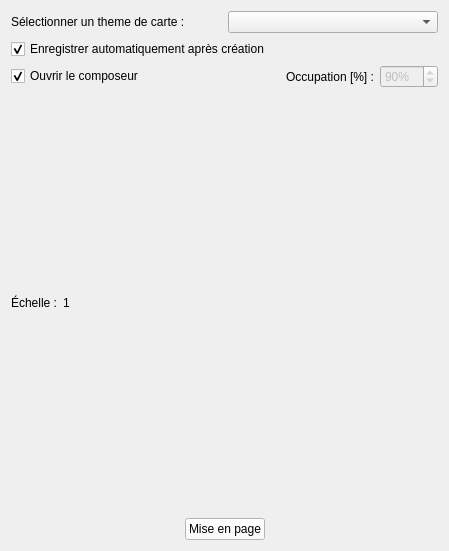
Old version of the form qsequoia2/scripts/project_settings/project_settings.ui in the repository SequoiApp/Qsequoia2.
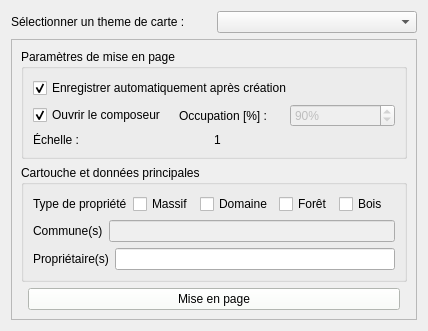
New version of the form. Custom widgets are drawn as their Qt base class.

The edit to the form file:
```diff
--- a/qsequoia2/scripts/project_settings/project_settings.ui
+++ b/qsequoia2/scripts/project_settings/project_settings.ui
@@ -2,14 +2,6 @@
 <ui version="4.0">
  <class>none</class>
  <widget class="QWidget" name="none">
-  <property name="geometry">
-   <rect>
-    <x>0</x>
-    <y>0</y>
-    <width>449</width>
-    <height>551</height>
-   </rect>
-  </property>
   <property name="windowTitle">
    <string>Création de projet</string>
   </property>
@@ -28,6 +20,30 @@
      </item>
     </layout>
    </item>
+
+   <!-- SCROLL -->
+   <item>
+    <layout class="QVBoxLayout" name="verticalLayout">
+     <item>
+      <widget class="QScrollArea" name="scrollArea">
+       <property name="widgetResizable">
+        <bool>true</bool>
+       </property>
+
+       <widget class="QWidget" name="scrollAreaWidgetContents">
+        <layout class="QVBoxLayout" name="scrollMainLayout">
+
+         <!-- Paramètres de mise en page -->
+         <item>
+          <layout class="QVBoxLayout" name="verticalLayout_2">
+           <item>
+            <widget class="QGroupBox" name="groupBox">
+             <property name="title">
+              <string>Paramètres de mise en page</string>
+             </property>
+
+             <layout class="QVBoxLayout">
+
    <item>
     <layout class="QHBoxLayout" name="optionsLayout">
      <item>
@@ -45,18 +61,13 @@
        <property name="orientation">
         <enum>Qt::Horizontal</enum>
        </property>
-       <property name="sizeHint" stdset="0">
-        <size>
-         <width>0</width>
-         <height>0</height>
-        </size>
-       </property>
       </spacer>
      </item>
     </layout>
    </item>
+
    <item>
-    <layout class="QHBoxLayout" name="optionsLayout">
+               <layout class="QHBoxLayout" name="optionsLayout_2">
      <item>
       <widget class="QCheckBox" name="cb_composeur">
        <property name="text">
@@ -67,19 +78,15 @@
        </property>
       </widget>
      </item>
+
      <item>
-      <spacer name="optionsSpacer">
+                 <spacer name="optionsSpacer_2">
        <property name="orientation">
         <enum>Qt::Horizontal</enum>
        </property>
-       <property name="sizeHint" stdset="0">
-        <size>
-         <width>0</width>
-         <height>0</height>
-        </size>
-       </property>
-      </spacer>
-     </item>
+                 </spacer>
+                </item>
+
      <item>
       <widget class="QLabel" name="label_occup">
        <property name="toolTip">
@@ -90,16 +97,12 @@
        </property>
       </widget>
      </item>
+
      <item>
       <widget class="QgsDoubleSpinBox" name="dsb_occup">
        <property name="enabled">
         <bool>false</bool>
        </property>
-       <property name="font">
-        <font>
-         <kerning>false</kerning>
-        </font>
-       </property>
        <property name="toolTip">
         <string>Occupation des entitées sur la mise en page</string>
        </property>
@@ -113,12 +116,13 @@
         <double>5.000000000000000</double>
        </property>
        <property name="value">
-        <double>90.000000000000000</double>
+                   <double>90</double>
        </property>
       </widget>
      </item>
     </layout>
    </item>
+
    <item>
     <layout class="QHBoxLayout" name="scaleLayout">
      <item>
@@ -140,16 +144,92 @@
        <property name="orientation">
         <enum>Qt::Horizontal</enum>
        </property>
-       <property name="sizeHint" stdset="0">
-        <size>
-         <width>0</width>
-         <height>0</height>
-        </size>
-       </property>
+                 </spacer>
+                </item>
+               </layout>
+              </item>
+
+             </layout>
+            </widget>
+           </item>
+          </layout>
+         </item>
+
+         <!-- Cartouche -->
+         <item>
+          <layout class="QVBoxLayout" name="verticalLayout_4">
+           <item>
+            <widget class="QGroupBox" name="groupBox_3">
+             <property name="title">
+              <string>Cartouche et données principales</string>
+             </property>
+
+             <layout class="QVBoxLayout" name="cartoucheLayout_2">
+
+              <item>
+               <layout class="QHBoxLayout" name="typeLayout_2">
+                <item>
+                 <widget class="QLabel" name="label_6">
+                  <property name="text">
+                   <string>Type de propriété</string>
+                  </property>
+                 </widget>
+                </item>
+                <item><widget class="QCheckBox" name="checkBox_massif_2"><property name="text"><string>Massif</string></property></widget></item>
+                <item><widget class="QCheckBox" name="checkBox_domaine_2"><property name="text"><string>Domaine</string></property></widget></item>
+                <item><widget class="QCheckBox" name="checkBox_foret_2"><property name="text"><string>Forêt</string></property></widget></item>
+                <item><widget class="QCheckBox" name="checkBox_bois_2"><property name="text"><string>Bois</string></property></widget></item>
+                <item>
+                 <spacer name="horizontalSpacer_4">
+                  <property name="orientation">
+                   <enum>Qt::Horizontal</enum>
+                  </property>
       </spacer>
      </item>
     </layout>
    </item>
+
+              <item>
+               <layout class="QHBoxLayout" name="communeLayout_2">
+                <item>
+                 <widget class="QLabel" name="label_7">
+                  <property name="text">
+                   <string>Commune(s)</string>
+                  </property>
+                 </widget>
+                </item>
+                <item>
+                 <widget class="QLineEdit" name="country_2">
+                  <property name="enabled">
+                   <bool>false</bool>
+                  </property>
+                 </widget>
+                </item>
+               </layout>
+              </item>
+
+              <item>
+               <layout class="QHBoxLayout" name="ownerLayout_2">
+                <item>
+                 <widget class="QLabel" name="label_8">
+                  <property name="text">
+                   <string>Propriétaire(s)</string>
+                  </property>
+                 </widget>
+                </item>
+                <item>
+                 <widget class="QLineEdit" name="owner_2"/>
+                </item>
+               </layout>
+              </item>
+
+             </layout>
+            </widget>
+           </item>
+          </layout>
+         </item>
+
+         <!-- Bouton -->
    <item>
     <layout class="QHBoxLayout" name="buttonsLayout">
      <item>
@@ -157,12 +237,6 @@
        <property name="orientation">
         <enum>Qt::Horizontal</enum>
        </property>
-       <property name="sizeHint" stdset="0">
-        <size>
-         <width>0</width>
-         <height>0</height>
-        </size>
-       </property>
       </spacer>
      </item>
      <item>
@@ -180,18 +254,21 @@
        <property name="orientation">
         <enum>Qt::Horizontal</enum>
        </property>
-       <property name="sizeHint" stdset="0">
-        <size>
-         <width>40</width>
-         <height>20</height>
-        </size>
-       </property>
       </spacer>
      </item>
     </layout>
    </item>
-  </layout>
- </widget>
+
+        </layout>
+       </widget>
+      </widget>
+     </item>
+    </layout>
+   </item>
+
+  </layout>
+ </widget>
+
  <customwidgets>
   <customwidget>
    <class>QgsDoubleSpinBox</class>
```
Left out of the diff: 7 changed lines with no effect on the pictures. Lines whose indentation alone changed are shown as unchanged.
